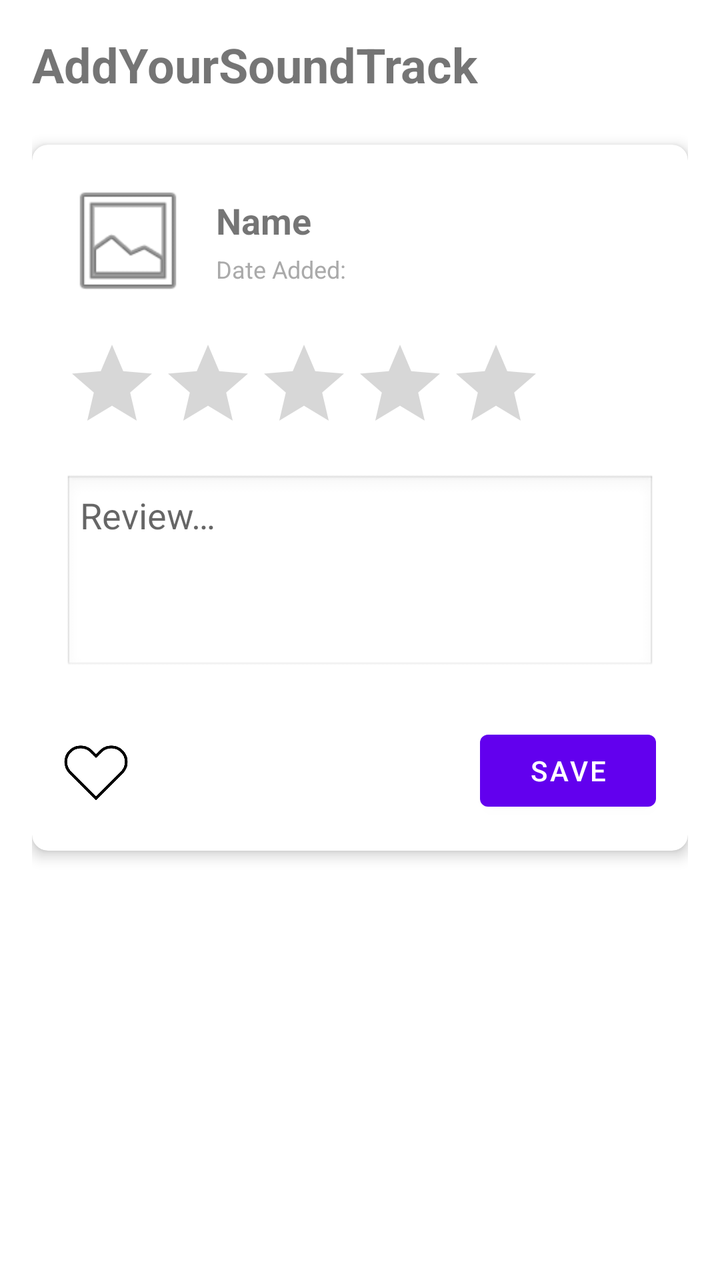
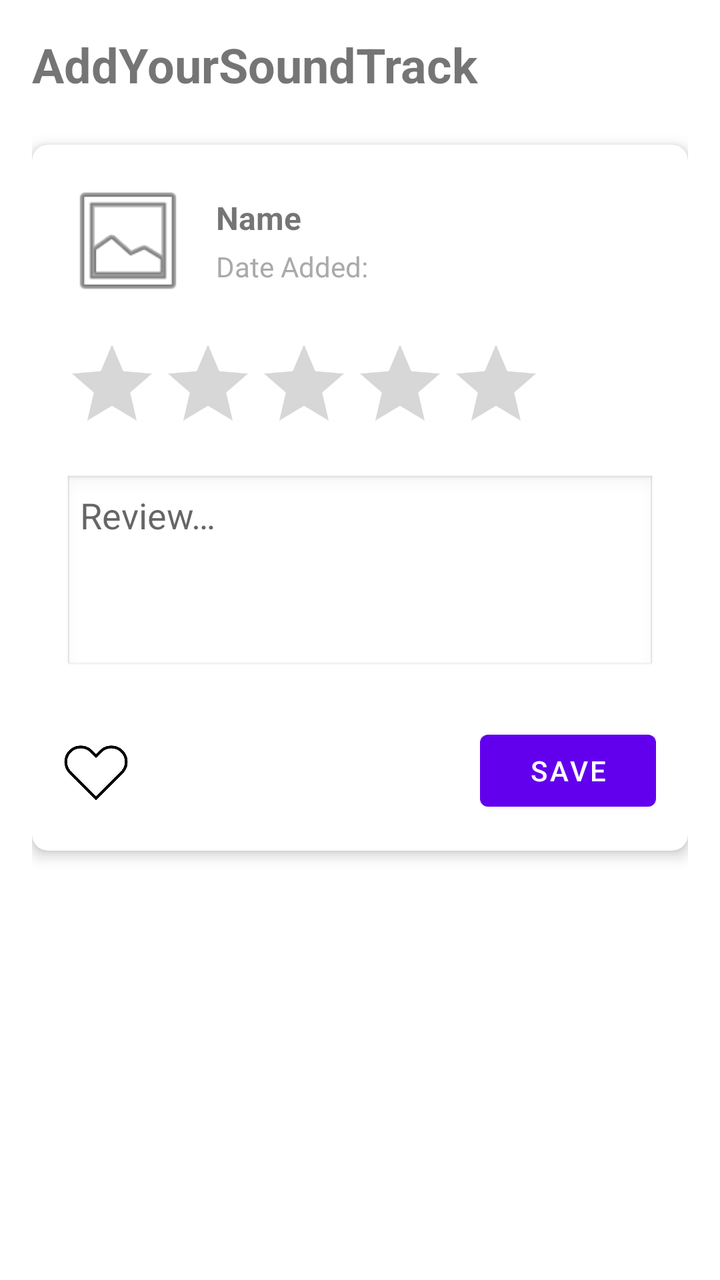

Compare the two renders of this Android layout. The source of the first and the diff that turns it into the second are given below.
<!-- AndroidManifest.xml: application theme Theme.YourSoundTrack -->
<!-- res/layout/fragment_new_listen.xml -->
<?xml version="1.0" encoding="utf-8"?>
<FrameLayout xmlns:android="http://schemas.android.com/apk/res/android"
    xmlns:app="http://schemas.android.com/apk/res-auto"
    android:layout_width="match_parent"
    android:layout_height="match_parent">

    <LinearLayout
        android:id="@+id/layout_main_review_form"
        android:layout_width="match_parent"
        android:layout_height="match_parent"
        android:orientation="vertical"
        android:padding="16dp">

        <TextView
            android:layout_width="wrap_content"
            android:layout_height="wrap_content"
            android:text="@string/title_soundtrack_new"
            android:textSize="24sp"
            android:textStyle="bold"
            android:layout_marginBottom="24dp" />

        <com.google.android.material.card.MaterialCardView
            android:layout_width="match_parent"
            android:layout_height="wrap_content"
            app:cardCornerRadius="8dp"
            app:cardElevation="4dp">

            <LinearLayout
                android:layout_width="match_parent"
                android:layout_height="wrap_content"
                android:orientation="vertical"
                android:padding="16dp">

                <LinearLayout
                    android:layout_width="match_parent"
                    android:layout_height="wrap_content"
                    android:orientation="horizontal"
                    android:layout_marginBottom="16dp"
                    android:gravity="center_vertical">

                    <ImageView
                        android:id="@+id/iv_review_album_cover"
                        android:layout_width="64dp"
                        android:layout_height="64dp"
                        android:scaleType="centerCrop"
                        android:src="@android:drawable/ic_menu_gallery"
                        android:contentDescription="@string/desc_album_art_preview"
                        android:layout_marginEnd="12dp" />

                    <LinearLayout
                        android:layout_width="0dp"
                        android:layout_height="wrap_content"
                        android:layout_weight="1"
                        android:orientation="vertical">

                        <TextView
                            android:id="@+id/text_selected_name"
                            android:layout_width="wrap_content"
                            android:layout_height="wrap_content"
                            android:text="@string/default_item_name"
                            android:textSize="18sp"
                            android:textStyle="bold" />

                        <TextView
                            android:id="@+id/text_current_date_display"
                            android:layout_width="wrap_content"
                            android:layout_height="wrap_content"
                            android:text="@string/label_date_added"
                            android:textColor="@android:color/darker_gray"
                            android:textSize="12sp"
                            android:layout_marginTop="4dp" />
                    </LinearLayout>
                </LinearLayout>

                <RatingBar
                    android:id="@+id/rating_bar"
                    android:layout_width="wrap_content"
                    android:layout_height="wrap_content"
                    android:numStars="5"
                    android:stepSize="1.0"
                    android:layout_marginBottom="12dp" />

                <EditText
                    android:id="@+id/et_review_input"
                    android:layout_width="match_parent"
                    android:layout_height="100dp"
                    android:hint="@string/hint_review"
                    android:gravity="top"
                    android:inputType="textMultiLine"
                    android:autofillHints="none"
                    android:background="@android:drawable/edit_text"
                    android:padding="8dp"
                    android:layout_marginBottom="16dp" />

                <androidx.constraintlayout.widget.ConstraintLayout
                    android:layout_width="match_parent"
                    android:layout_height="wrap_content"
                    android:layout_marginTop="8dp">

                    <CheckBox
                        android:id="@+id/cb_heart_favorite"
                        android:layout_width="32dp"
                        android:layout_height="32dp"
                        android:background="@drawable/selector_heart_toggle"
                        android:button="@null"
                        android:checked="false"
                        app:buttonTint="@null"
                        app:backgroundTint="@null"
                        android:layout_marginEnd="16dp"
                        app:layout_constraintHorizontal_bias="0.0"
                        app:layout_constraintStart_toStartOf="parent"
                        app:layout_constraintTop_toTopOf="parent"
                        app:layout_constraintBottom_toBottomOf="parent"
                        app:layout_constraintEnd_toStartOf="@id/btn_save_entry"
                        app:layout_constraintHorizontal_chainStyle="spread_inside" />

                    <Button
                        android:id="@+id/btn_save_entry"
                        android:layout_width="wrap_content"
                        android:layout_height="wrap_content"
                        android:text="@string/btn_save"
                        app:layout_constraintEnd_toEndOf="parent"
                        app:layout_constraintTop_toTopOf="parent"
                        app:layout_constraintBottom_toBottomOf="parent"
                        app:layout_constraintStart_toEndOf="@id/cb_heart_favorite" />
                </androidx.constraintlayout.widget.ConstraintLayout>
            </LinearLayout>
        </com.google.android.material.card.MaterialCardView>
    </LinearLayout>

    <LinearLayout
        android:id="@+id/layout_album_search_overlay"
        android:layout_width="match_parent"
        android:layout_height="match_parent"
        android:background="?android:attr/windowBackground"
        android:orientation="vertical"
        android:padding="16dp"
        android:visibility="gone">

        <TextView
            android:layout_width="wrap_content"
            android:layout_height="wrap_content"
            android:text="@string/title_soundtrack_new"
            android:textSize="24sp"
            android:textStyle="bold"
            android:layout_marginBottom="16dp" />

        <SearchView
            android:id="@+id/search_view_album"
            android:layout_width="match_parent"
            android:layout_height="wrap_content"
            android:queryHint="@string/hint_search_album"
            android:iconifiedByDefault="false"
            android:layout_marginBottom="16dp" />

        <androidx.recyclerview.widget.RecyclerView
            android:id="@+id/rv_search_results"
            android:layout_width="match_parent"
            android:layout_height="match_parent"
            app:layoutManager="androidx.recyclerview.widget.LinearLayoutManager" />
    </LinearLayout>

</FrameLayout>
<!-- resources referenced by this layout -->
<resources>
  <!-- drawable selector_heart_toggle (drawable) -->
  <?xml version="1.0" encoding="utf-8"?>
  <selector xmlns:android="http://schemas.android.com/apk/res/android">
      <item android:state_checked="true" android:drawable="@drawable/heart_icon_full" />
      <item android:state_checked="false" android:drawable="@drawable/heart_icon_empty" />
  </selector>
  <string name="btn_save">Save</string>
  <string name="default_item_name">Name</string>
  <string name="desc_album_art_preview">Selected album art preview</string>
  <string name="hint_review">Review…</string>
  <string name="hint_search_album">Search album name…</string>
  <string name="label_date_added">Date Added:</string>
  <string name="title_soundtrack_new">AddYourSoundTrack</string>
  <style name="Theme.YourSoundTrack" parent="Theme.MaterialComponents.DayNight.NoActionBar">
          <item name="android:fitsSystemWindows">true</item>
          <item name="colorPrimary">@color/purple_500</item>
      </style>
  <!-- drawable heart_icon_full: png bitmap (drawable, 24850 bytes) -->
  <!-- drawable heart_icon_empty: png bitmap (drawable, 24954 bytes) -->
  <color name="purple_500">#FF6200EE</color>
</resources>

<!-- the commit's change to res/layout/fragment_new_listen.xml (unified diff, before → after) -->
@@ -15,7 +15,7 @@
             android:layout_width="wrap_content"
             android:layout_height="wrap_content"
             android:text="@string/title_soundtrack_new"
-            android:textSize="24sp"
+            android:textSize="@dimen/screen_title_size"
             android:textStyle="bold"
             android:layout_marginBottom="24dp" />
 
@@ -58,7 +58,7 @@
                             android:layout_width="wrap_content"
                             android:layout_height="wrap_content"
                             android:text="@string/default_item_name"
-                            android:textSize="18sp"
+                            android:textSize="@dimen/bold_text_size"
                             android:textStyle="bold" />
 
                         <TextView
@@ -67,7 +67,7 @@
                             android:layout_height="wrap_content"
                             android:text="@string/label_date_added"
                             android:textColor="@android:color/darker_gray"
-                            android:textSize="12sp"
+                            android:textSize="@dimen/text_size_small"
                             android:layout_marginTop="4dp" />
                     </LinearLayout>
                 </LinearLayout>
<!-- resource entries referenced after the edit -->
@@ -1,5 +1,8 @@
 <!-- resources referenced by this layout -->
 <resources>
+  <dimen name="bold_text_size">16sp</dimen>
+  <dimen name="screen_title_size">24sp</dimen>
+  <dimen name="text_size_small">14sp</dimen>
   <!-- drawable selector_heart_toggle (drawable) -->
   <?xml version="1.0" encoding="utf-8"?>
   <selector xmlns:android="http://schemas.android.com/apk/res/android">
